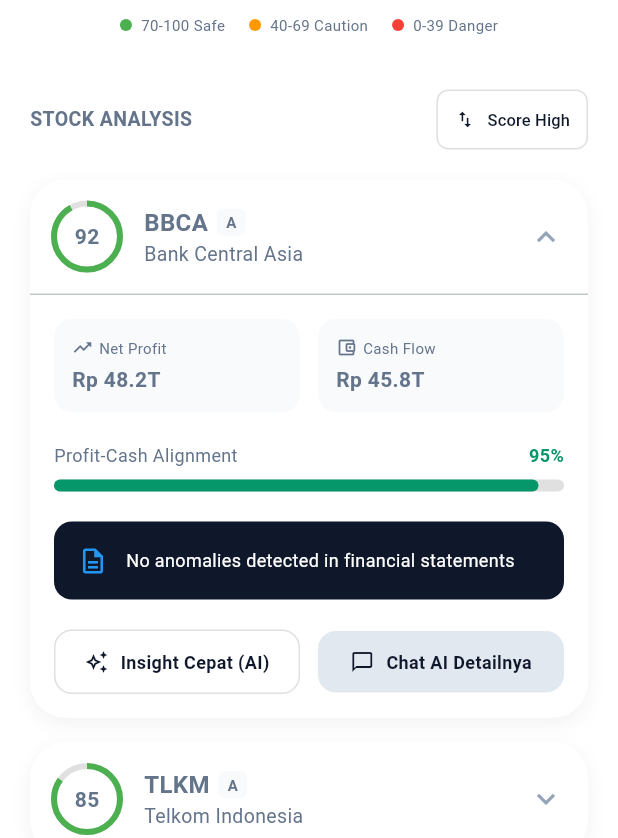
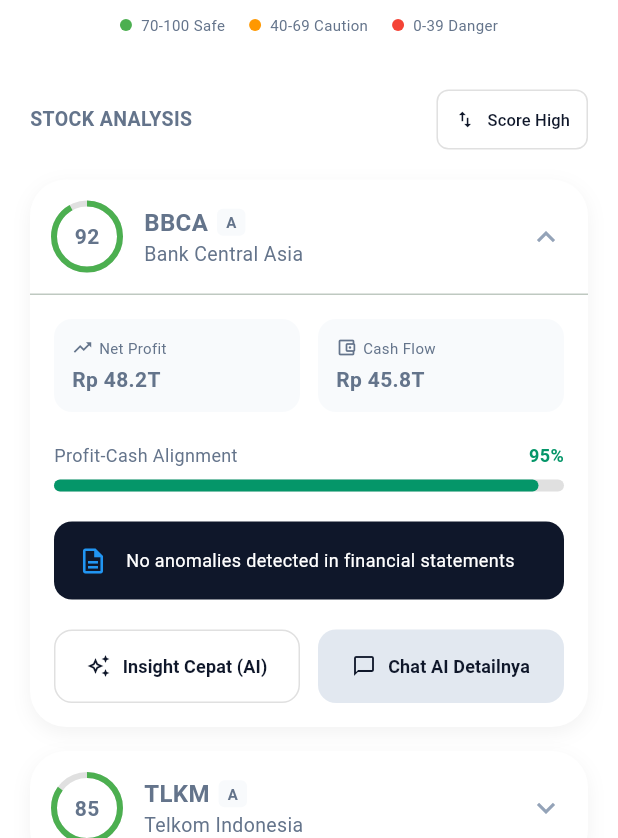
Before and after one commit to rafkiyuda/raskha-mobile-ai, a Flutter app: the TruthDashboardScreen screen opened directly, on a phone screen of 412 x 824 dp, the part 398-1236 px from its top. Run offline on Flutter 3.47's test engine with Material 3 defaults, Android fonts, the phone set to English and light mode, and no system bars; our stand-ins replace google_generative_ai; Roboto replaces fonts that are missing (InstrumentSans).

Commit message:
fix: resolve dashboard to chat navigation using GlobalKey and Navigator.pop

```diff
--- a/lib/widgets/truth_dashboard_widget.dart
+++ b/lib/widgets/truth_dashboard_widget.dart
@@ -266,21 +266,32 @@
                     Row(
                       children: [
                         Expanded(
-                          child: _actionButton(
-                            isLoadingInsight ? 'Menganalisis...' : 'Insight Cepat (AI)',
-                            Icons.auto_awesome_outlined,
-                            isPrimary: false,
-                            onTap: () => _fetchAIInsight(index, stock['symbol']),
+                          child: OutlinedButton.icon(
+                            onPressed: () {
+                              _fetchAIInsight(index, stock['symbol']);
+                            },
+                            icon: Icon(isLoadingInsight ? Icons.hourglass_empty : Icons.auto_awesome_outlined, size: 16),
+                            label: Text(isLoadingInsight ? 'Menganalisis...' : 'Insight Cepat (AI)', style: const TextStyle(fontSize: 12, fontWeight: FontWeight.bold)),
+                            style: OutlinedButton.styleFrom(
+                              foregroundColor: RakshaColors.textDark,
+                              backgroundColor: Colors.white,
+                              padding: const EdgeInsets.symmetric(vertical: 16),
+                              side: const BorderSide(color: Colors.black12),
+                              shape: RoundedRectangleBorder(borderRadius: BorderRadius.circular(12)),
+                            ),
                           ),
                         ),
                         const SizedBox(width: 12),
                         Expanded(
-                          child: _actionButton(
-                            'Chat AI Detailnya',
-                            Icons.chat_bubble_outline,
-                            isPrimary: true,
-                            onTap: () {
-                              MainNavigation.of(context)?.setIndex(
+                          child: ElevatedButton.icon(
+                            onPressed: () {
+                              final nav = MainNavigation.of(context);
+                              if (nav != null) {
+                                // Pop the dashboard screen first to return to MainNavigation
+                                Navigator.of(context).pop();
+
+                                // Then switch to Chat tab with context
+                                nav.setIndex(
                                   4,
                                   stockContext: {
                                     'symbol': stock['symbol'],
@@ -288,7 +299,17 @@
                                     'score': stock['score'],
                                   },
                                 );
+                              }
                             },
+                            icon: const Icon(Icons.chat_bubble_outline, size: 16),
+                            label: const Text('Chat AI Detailnya', style: TextStyle(fontSize: 12, fontWeight: FontWeight.bold)),
+                            style: ElevatedButton.styleFrom(
+                              foregroundColor: RakshaColors.textDark,
+                              backgroundColor: const Color(0xFFE2E8F0),
+                              elevation: 0,
+                              padding: const EdgeInsets.symmetric(vertical: 16),
+                              shape: RoundedRectangleBorder(borderRadius: BorderRadius.circular(12)),
+                            ),
                           ),
                         ),
                       ],
```
Also changed, not shown: lib/main.dart (+10 -3 lines). Lines whose indentation alone changed are shown as unchanged.
